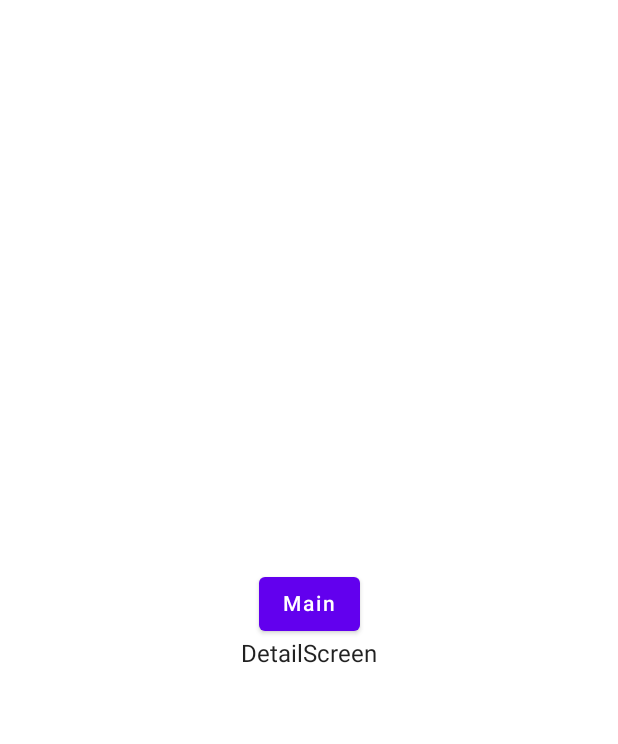
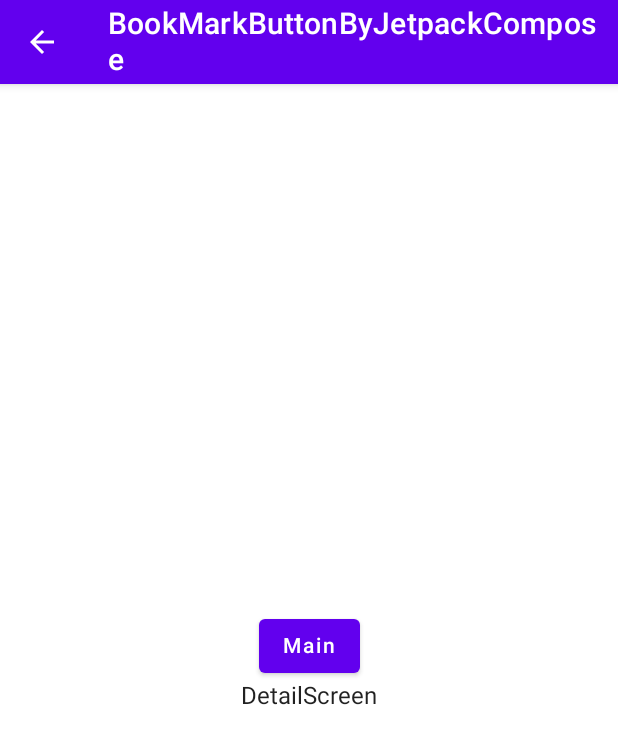
Before and after one commit to CIDRA4023/BookMarkButtonByJetpackCompose, an Android app built with Jetpack Compose: the DetailScreen screen opened through its navigation route, on a phone screen of 412 x 824 dp. Shown: the top 744 px of the screen. Run offline under Robolectric (Android 15) with nearby library versions, the phone set to English and light mode, and no system bars; our stand-ins replace Dagger/Hilt's generated code.

Commit message:
add: TopAppBar

```diff
--- a/app/src/main/java/com/example/bookmarkbuttonbyjetpackcompose/ui/detail/DetailScreen.kt
+++ b/app/src/main/java/com/example/bookmarkbuttonbyjetpackcompose/ui/detail/DetailScreen.kt
@@ -3,18 +3,21 @@ package com.example.bookmarkbuttonbyjetpackcompose
 import androidx.compose.foundation.layout.Arrangement
 import androidx.compose.foundation.layout.Column
 import androidx.compose.foundation.layout.fillMaxSize
-import androidx.compose.material.Button
-import androidx.compose.material.Scaffold
-import androidx.compose.material.Text
+import androidx.compose.material.*
+import androidx.compose.material.icons.Icons
+import androidx.compose.material.icons.filled.ArrowBack
 import androidx.compose.runtime.Composable
 import androidx.compose.ui.Alignment
 import androidx.compose.ui.Modifier
+import androidx.compose.ui.res.stringResource
 import androidx.navigation.NavController
 import com.example.bookmarkbuttonbyjetpackcompose.ui.detail.DetailViewModel
 
 @Composable
 fun DetailScreen(navController: NavController, viewModel: DetailViewModel) {
-    Scaffold(content = {
+    Scaffold(
+        topBar = { DetailAppBar(navController) },
+        content = {
         Column(
             verticalArrangement = Arrangement.Center,
             horizontalAlignment = Alignment.CenterHorizontally,
@@ -27,3 +30,19 @@ fun DetailScreen(navController: NavController, viewModel: DetailViewModel) {
         }
     })
 }
+
+@Composable
+fun DetailAppBar(navController: NavController) {
+    TopAppBar(
+        navigationIcon = {
+            IconButton(onClick = {
+                    navController.popBackStack()
+                }) {
+                Icon(imageVector = Icons.Filled.ArrowBack, contentDescription = "Back")
+            }
+        },
+        title = {
+            Text(text = stringResource(id = R.string.app_name))
+        },
+    )
+}
--- a/app/src/main/java/com/example/bookmarkbuttonbyjetpackcompose/ui/main/MainScreen.kt
+++ b/app/src/main/java/com/example/bookmarkbuttonbyjetpackcompose/ui/main/MainScreen.kt
@@ -6,15 +6,19 @@ import androidx.compose.foundation.layout.fillMaxSize
 import androidx.compose.material.Button
 import androidx.compose.material.Scaffold
 import androidx.compose.material.Text
+import androidx.compose.material.TopAppBar
 import androidx.compose.runtime.Composable
 import androidx.compose.ui.Alignment
 import androidx.compose.ui.Modifier
+import androidx.compose.ui.res.stringResource
 import androidx.navigation.NavController
 import com.example.bookmarkbuttonbyjetpackcompose.ui.main.MainViewModel
 
 @Composable
 fun MainScreen(navController: NavController, viewModel: MainViewModel) {
-    Scaffold(content = {
+    Scaffold(
+        topBar = { MainAppBar()},
+        content = {
         Column(
             verticalArrangement = Arrangement.Center,
             horizontalAlignment = Alignment.CenterHorizontally,
@@ -27,3 +31,12 @@ fun MainScreen(navController: NavController, viewModel: MainViewModel) {
         }
     })
 }
+
+@Composable
+fun MainAppBar() {
+    TopAppBar(
+        title = {
+            Text(text = stringResource(id = R.string.app_name))
+                },
+    )
+}
```
